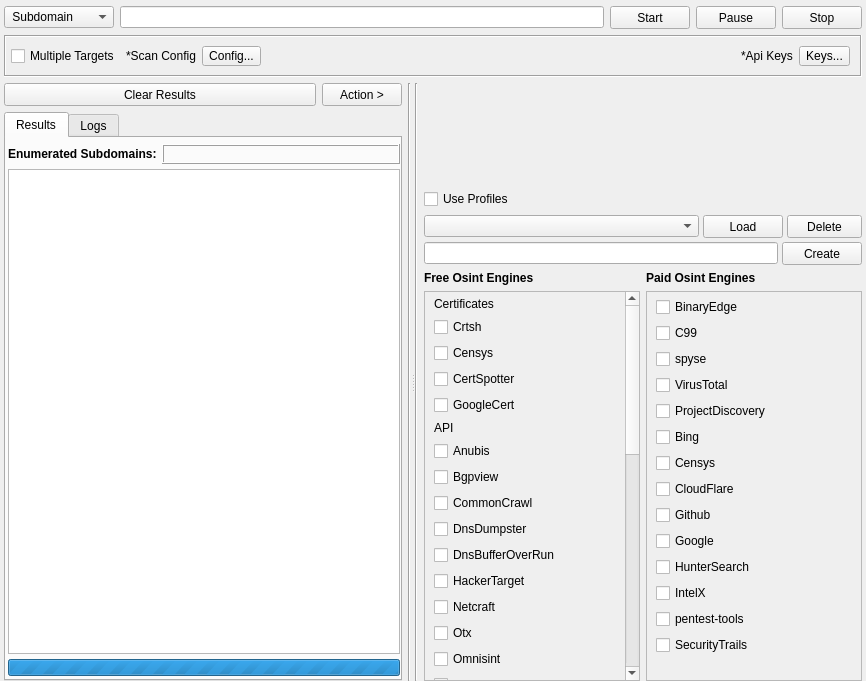
Qt form gui/src/engines/osint/Osint.ui (3nock/OTE) before a commit.
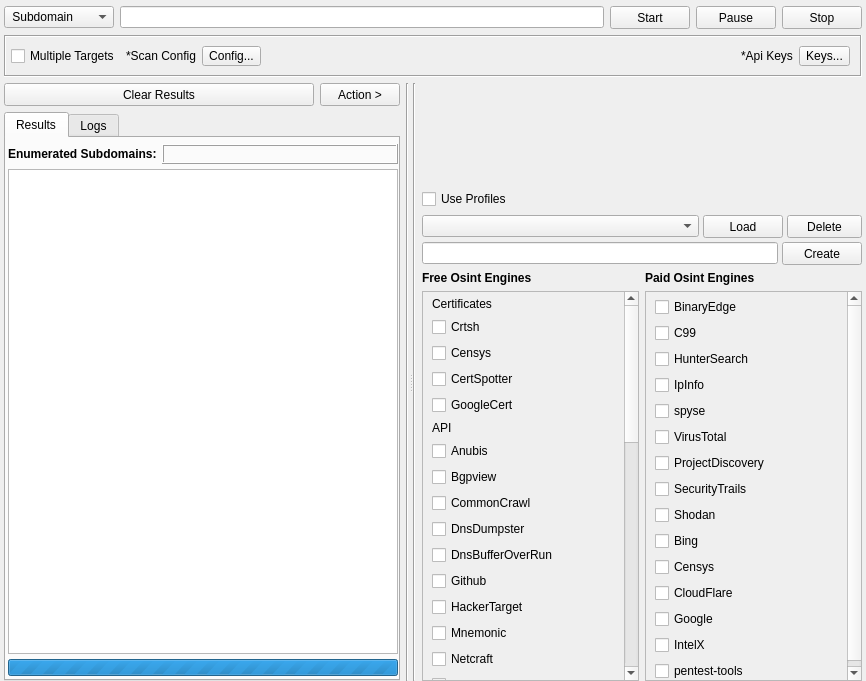
The same form after that commit. Custom widgets are drawn as their Qt base class.

Commit message: added more osint modules...

Diff of the .ui file:
```diff
--- a/gui/src/engines/osint/Osint.ui
+++ b/gui/src/engines/osint/Osint.ui
@@ -858,9 +858,9 @@
                 <property name="geometry">
                  <rect>
                   <x>0</x>
-                  <y>0</y>
-                  <width>184</width>
-                  <height>845</height>
+                  <y>-556</y>
+                  <width>185</width>
+                  <height>914</height>
                  </rect>
                 </property>
                 <layout class="QVBoxLayout" name="verticalLayout_11">
@@ -947,6 +947,13 @@
                    </property>
                   </widget>
                  </item>
+                 <item>
+                  <widget class="QCheckBox" name="checkBox_engine_github">
+                   <property name="text">
+                    <string>Github</string>
+                   </property>
+                  </widget>
+                 </item>
                  <item>
                   <widget class="QCheckBox" name="checkBox_engine_hackertarget">
                    <property name="text">
@@ -954,6 +961,13 @@
                    </property>
                   </widget>
                  </item>
+                 <item>
+                  <widget class="QCheckBox" name="checkBox_engine_mnemonic">
+                   <property name="text">
+                    <string>Mnemonic</string>
+                   </property>
+                  </widget>
+                 </item>
                  <item>
                   <widget class="QCheckBox" name="checkBox_engine_netcraft">
                    <property name="cursor">
@@ -981,6 +995,13 @@
                    </property>
                   </widget>
                  </item>
+                 <item>
+                  <widget class="QCheckBox" name="checkBox_engine_pkey">
+                   <property name="text">
+                    <string>pKey</string>
+                   </property>
+                  </widget>
+                 </item>
                  <item>
                   <widget class="QCheckBox" name="checkBox_engine_qwant">
                    <property name="text">
@@ -995,6 +1016,20 @@
                    </property>
                   </widget>
                  </item>
+                 <item>
+                  <widget class="QCheckBox" name="checkBox_engine_riskIq">
+                   <property name="text">
+                    <string>RiskIq (Community)</string>
+                   </property>
+                  </widget>
+                 </item>
+                 <item>
+                  <widget class="QCheckBox" name="checkBox_engine_robtex">
+                   <property name="text">
+                    <string>Robtex</string>
+                   </property>
+                  </widget>
+                 </item>
                  <item>
                   <widget class="QCheckBox" name="checkBox_engine_suip">
                    <property name="text">
@@ -1002,13 +1037,6 @@
                    </property>
                   </widget>
                  </item>
-                 <item>
-                  <widget class="QCheckBox" name="checkBox_engine_pkey">
-                   <property name="text">
-                    <string>pKey</string>
-                   </property>
-                  </widget>
-                 </item>
                  <item>
                   <widget class="QCheckBox" name="checkBox_engine_sublist3r">
                    <property name="text">
@@ -1086,13 +1114,6 @@
                    </property>
                   </widget>
                  </item>
-                 <item>
-                  <widget class="QCheckBox" name="checkBox_engine_shodan">
-                   <property name="text">
-                    <string>Shodan</string>
-                   </property>
-                  </widget>
-                 </item>
                  <item>
                   <widget class="QCheckBox" name="checkBox_engine_trello">
                    <property name="text">
@@ -1215,8 +1236,8 @@
                  <rect>
                   <x>0</x>
                   <y>0</y>
-                  <width>184</width>
-                  <height>332</height>
+                  <width>185</width>
+                  <height>355</height>
                  </rect>
                 </property>
                 <layout class="QVBoxLayout" name="verticalLayout_6">
@@ -1240,6 +1261,20 @@
                    </property>
                   </widget>
                  </item>
+                 <item>
+                  <widget class="QCheckBox" name="checkBox_engine_huntersearch">
+                   <property name="text">
+                    <string>HunterSearch</string>
+                   </property>
+                  </widget>
+                 </item>
+                 <item>
+                  <widget class="QCheckBox" name="checkBox_engine_ipInfo">
+                   <property name="text">
+                    <string>IpInfo</string>
+                   </property>
+                  </widget>
+                 </item>
                  <item>
                   <widget class="QCheckBox" name="checkBox_engine_spyse">
                    <property name="text">
@@ -1261,6 +1296,20 @@
                    </property>
                   </widget>
                  </item>
+                 <item>
+                  <widget class="QCheckBox" name="checkBox_engine_securitytrails">
+                   <property name="text">
+                    <string>SecurityTrails</string>
+                   </property>
+                  </widget>
+                 </item>
+                 <item>
+                  <widget class="QCheckBox" name="checkBox_engine_shodan">
+                   <property name="text">
+                    <string>Shodan</string>
+                   </property>
+                  </widget>
+                 </item>
                  <item>
                   <widget class="QCheckBox" name="checkBox_engine_bing">
                    <property name="text">
@@ -1282,13 +1331,6 @@
                    </property>
                   </widget>
                  </item>
-                 <item>
-                  <widget class="QCheckBox" name="checkBox_engine_github">
-                   <property name="text">
-                    <string>Github</string>
-                   </property>
-                  </widget>
-                 </item>
                  <item>
                   <widget class="QCheckBox" name="checkBox_engine_google">
                    <property name="text">
@@ -1296,13 +1338,6 @@
                    </property>
                   </widget>
                  </item>
-                 <item>
-                  <widget class="QCheckBox" name="checkBox_engine_huntersearch">
-                   <property name="text">
-                    <string>HunterSearch</string>
-                   </property>
-                  </widget>
-                 </item>
                  <item>
                   <widget class="QCheckBox" name="checkBox_engine_intelx">
                    <property name="text">
@@ -1317,13 +1352,6 @@
                    </property>
                   </widget>
                  </item>
-                 <item>
-                  <widget class="QCheckBox" name="checkBox_engine_securitytrails">
-                   <property name="text">
-                    <string>SecurityTrails</string>
-                   </property>
-                  </widget>
-                 </item>
                  <item>
                   <spacer name="verticalSpacer">
                    <property name="orientation">
```
The commit also changes 24 other files.
